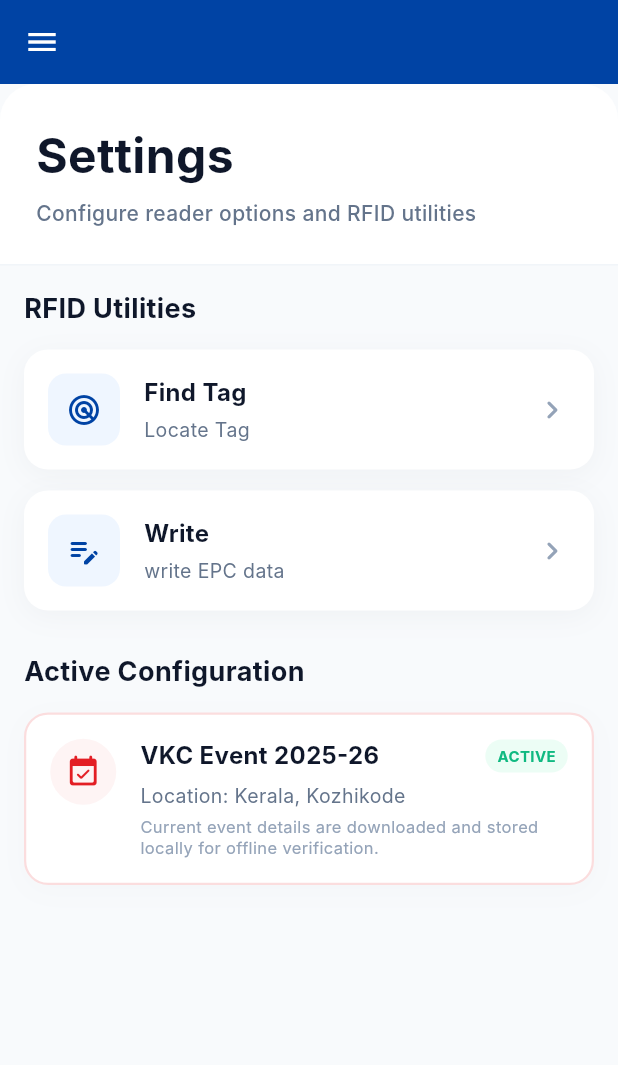
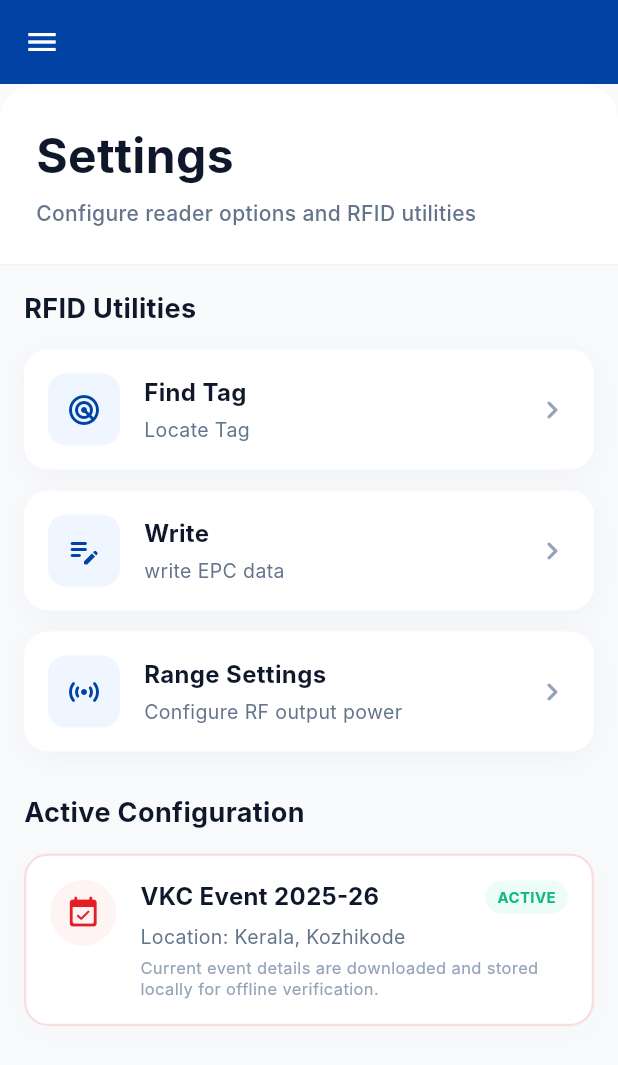
Before and after one commit to vaisakhferoke/rfid_scanner_app, a Flutter app: the SettingsPlaceholderScreen screen opened directly, on a phone screen of 412 x 824 dp. Shown: the top 1065 px of the screen. Run offline on Flutter 3.47's test engine with Material 3 defaults, Android fonts, the light colour scheme and no system bars; our stand-ins replace battery_plus, get, shared_preferences; accounts and stored records are empty; Roboto replaces fonts that are missing (Inter).

Commit message:
settings

```diff
--- a/lib/screens/settings/settings_home_view.dart
+++ b/lib/screens/settings/settings_home_view.dart
@@ -1,5 +1,6 @@
 import 'package:flutter/material.dart';
 import 'package:get/get.dart';
+import '../../services/range_settings_popup.dart';
 import '../../widgets/appbar/home_appbar.dart';
 import 'find_tag_screen.dart';
 import 'write_tag_screen.dart';
@@ -108,6 +109,20 @@ class SettingsPlaceholderScreen extends StatelessWidget {
                             title: 'Write',
                             subtitle: 'write EPC data',
                             onTap: () => Get.to(() => const WriteTagScreen()),
+                          ),
+                          const SizedBox(height: 14),
+
+                          // Range Settings Card
+                          _buildMenuCard(
+                            icon: Icons.sensors_rounded,
+                            iconColor: const Color(0xFF0043A4),
+                            iconBgColor: const Color(0xFFEFF6FF),
+                            title: 'Range Settings',
+                            subtitle: 'Configure RF output power',
+                            onTap: () =>
+                                RangeSettingsPopup.showRangeSettingsSheet(
+                                  context,
+                                ),
                           ),
                           const SizedBox(height: 28),
 
```
